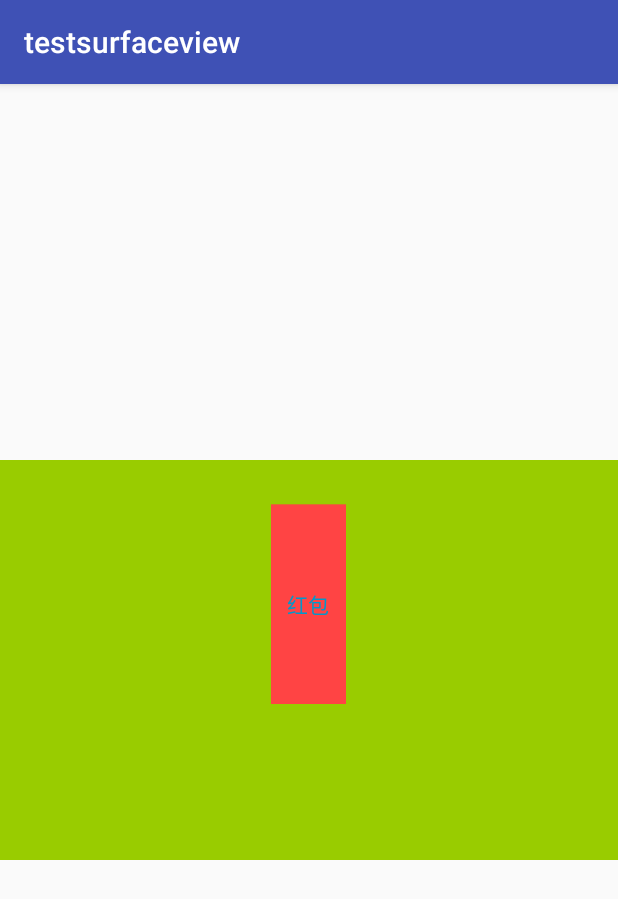
After one commit to xiayu98020214/customView, an Android app: the ReboundActivity screen opened directly, with no data from a screen before it, on a phone screen of 412 x 824 dp. The commit adds this screen. Shown: the top 899 px of the screen. Run offline under Robolectric (Android 15) with nearby library versions, the phone set to English and light mode, and no system bars; our stand-ins replace Shimmer.

Commit message:
反弹view

```diff
--- a/app/build.gradle
+++ b/app/build.gradle
@@ -29,4 +29,6 @@ dependencies {
     compile 'com.android.support:design:25.3.1'
     compile 'com.android.support.constraint:constraint-layout:1.0.2'
     testCompile 'junit:junit:4.12'
+    implementation 'com.facebook.shimmer:shimmer:0.3.0'
+
 }
--- a/app/src/main/java/com/coinvs/testsurfaceview/MainActivity.java
+++ b/app/src/main/java/com/coinvs/testsurfaceview/MainActivity.java
@@ -55,6 +55,7 @@ public class MainActivity extends AppCompatActivity {
         mDataInfos.add(new DataInfo("贝塞尔",BezierActivity.class));
         mDataInfos.add(new DataInfo("动画",AnimationActivity.class));
         mDataInfos.add(new DataInfo("CoordinateLayout",CoordinateLayoutActivity.class));
+        mDataInfos.add(new DataInfo("回弹",ReboundActivity.class));
 
 
 
--- /dev/null
+++ b/app/src/main/java/com/coinvs/testsurfaceview/ReboundActivity.java
@@ -0,0 +1,88 @@
+package com.coinvs.testsurfaceview;
+
+import android.animation.Animator;
+import android.animation.ObjectAnimator;
+import android.support.v7.app.AppCompatActivity;
+import android.os.Bundle;
+import android.view.View;
+import android.view.animation.OvershootInterpolator;
+
+import com.facebook.shimmer.ShimmerFrameLayout;
+
+import static android.animation.ValueAnimator.REVERSE;
+
+public class ReboundActivity extends AppCompatActivity {
+
+    @Override
+    protected void onCreate(Bundle savedInstanceState) {
+        super.onCreate(savedInstanceState);
+        setContentView(R.layout.activity_rebound);
+        final View hello = findViewById(R.id.shimmer_view_container);
+        final ShimmerFrameLayout container =
+                (ShimmerFrameLayout) findViewById(R.id.shimmer_view_container);
+        final ObjectAnimator alpha = ObjectAnimator.ofFloat(hello, "translationY", 40);
+        alpha.setDuration(2000);//设置动画时间
+        alpha.setInterpolator(new OvershootInterpolator());//设置动画插入器，减速
+        alpha.setRepeatCount(-1);//设置动画重复次数，这里-1代表无限
+        alpha.setRepeatMode(REVERSE);//设置动画循环模式。
+        alpha.addListener(new Animator.AnimatorListener() {
+            @Override
+            public void onAnimationStart(Animator animator) {
+
+
+                container.startShimmer();
+            }
+
+            @Override
+            public void onAnimationEnd(Animator animator) {
+
+            }
+
+            @Override
+            public void onAnimationCancel(Animator animator) {
+
+            }
+
+            @Override
+            public void onAnimationRepeat(Animator animator) {
+                container.startShimmer();
+
+            }
+        });
+        alpha.start();//启动动画。
+
+
+        ReboundScrollView reboundScrollView = (ReboundScrollView)findViewById(R.id.rebound);
+        final View pull =findViewById(R.id.pull);
+        reboundScrollView.setOnReboundEndListener(new ReboundScrollView.OnReboundEndListener() {
+            @Override
+            public void onDown() {
+                alpha.cancel();
+            }
+
+            @Override
+            public void onPull() {
+                pull.setVisibility(View.VISIBLE);
+
+
+            }
+
+            @Override
+            public void onRelease() {
+                pull.setVisibility(View.INVISIBLE);
+                alpha.start();
+            }
+
+            @Override
+            public void onReboundTopComplete() {
+
+            }
+
+            @Override
+            public void onReboundBottomComplete() {
+
+            }
+        });
+    }
+
+}
--- /dev/null
+++ b/app/src/main/java/com/coinvs/testsurfaceview/ReboundScrollView.java
@@ -0,0 +1,203 @@
+package com.coinvs.testsurfaceview;
+
+/**
+ * Created by xiayu on 2018/8/10  16 42
+ */
+
+import android.content.Context;
+import android.graphics.Rect;
+import android.util.AttributeSet;
+import android.util.Log;
+import android.view.MotionEvent;
+import android.view.View;
+import android.view.animation.Animation;
+import android.view.animation.TranslateAnimation;
+import android.widget.FrameLayout;
+
+/**
+ * A Simple Rebound ScrollView
+ *
+ * @author Denluoyia
+ */
+public class ReboundScrollView extends FrameLayout {
+
+    private static final String TAG = "ReboundScrollView";
+
+    private boolean mEnableTopRebound = true;
+    private boolean mEnableBottomRebound = true;
+    private OnReboundEndListener mOnReboundEndListener;
+    private View mContentView;
+    private Rect mRect = new Rect();
+
+    public ReboundScrollView(Context context) {
+        super(context);
+    }
+
+    public ReboundScrollView(Context context, AttributeSet attrs) {
+        super(context, attrs);
+    }
+
+    public ReboundScrollView(Context context, AttributeSet attrs, int defStyleAttr) {
+        super(context, attrs, defStyleAttr);
+    }
+
+    /**
+     * after inflating view, we can get the width and height of view
+     */
+    @Override
+    protected void onFinishInflate() {
+        super.onFinishInflate();
+        mContentView = getChildAt(1);
+    }
+
+    @Override
+    protected void onLayout(boolean changed, int l, int t, int r, int b) {
+        super.onLayout(changed, l, t, r, b);
+        if (mContentView == null) return;
+        // to remember the location of mContentView
+        mRect.set(mContentView.getLeft(), mContentView.getTop(), mContentView.getRight(), mContentView.getBottom());
+    }
+
+    public ReboundScrollView setOnReboundEndListener(OnReboundEndListener onReboundEndListener) {
+        this.mOnReboundEndListener = onReboundEndListener;
+        return this;
+
+    }
+
+    public ReboundScrollView setEnableTopRebound(boolean enableTopRebound) {
+        this.mEnableTopRebound = enableTopRebound;
+        return this;
+    }
+
+    public ReboundScrollView setEnableBottomRebound(boolean mEnableBottomRebound) {
+        this.mEnableBottomRebound = mEnableBottomRebound;
+        return this;
+    }
+
+    private int lastY;
+    private boolean rebound = false;
+    private int reboundDirection = 0; //<0 表示下部回弹 >0 表示上部回弹 0表示不回弹
+
+    @Override
+    public boolean dispatchTouchEvent(MotionEvent ev) {
+        if (mContentView == null) {
+            return super.dispatchTouchEvent(ev);
+        }
+        switch (ev.getAction()) {
+            case MotionEvent.ACTION_DOWN:
+                lastY = (int) ev.getY();
+                mOnReboundEndListener.onDown();
+                break;
+
+            case MotionEvent.ACTION_MOVE:
+                if (!isScrollToTop() && !isScrollToBottom()) {
+                    lastY = (int) ev.getY();
+                    break;
+                }
+                //处于顶部或者底部
+                int deltaY = (int) (ev.getY() - lastY);
+                //deltaY > 0 下拉 deltaY < 0 上拉
+                if (deltaY > 80) {
+                    mOnReboundEndListener.onPull();
+                }
+                if (deltaY > 90) {
+                    break;
+                }
+
+
+                //disable top or bottom rebound
+                if ((!mEnableTopRebound && deltaY > 0) || (!mEnableBottomRebound && deltaY < 0))
+
+                {
+                    break;
+                }
+
+             //   int offset = (int) (deltaY * 0.48);
+                int offset = (int) (deltaY * 1);
+                mContentView.layout(mRect.left, mRect.top + offset, mRect.right, mRect.bottom + offset);
+                Log.e(TAG,"move :   mContentView.getTop(): "+ mContentView.getTop()+"   mRect.top: "+mRect.top);
+
+                rebound = true;
+                break;
+
+            case MotionEvent.ACTION_UP:
+                if (!rebound) break;
+                mOnReboundEndListener.onRelease();
+                reboundDirection = mContentView.getTop() - mRect.top;
+                TranslateAnimation animation = new TranslateAnimation(0, 0, mContentView.getTop(), mRect.top);
+                Log.e(TAG,"release :   mContentView.getTop(): "+mContentView.getTop()+"   mRect.top: "+mRect.top);
+                animation.setDuration(300);
+                animation.setAnimationListener(new Animation.AnimationListener()
+
+                {
+                    @Override
+                    public void onAnimationStart(Animation animation) {
+
+                    }
+
+                    @Override
+                    public void onAnimationEnd(Animation animation) {
+                        if (mOnReboundEndListener != null) {
+                            if (reboundDirection > 0) {
+                                mOnReboundEndListener.onReboundTopComplete();
+                            }
+                            if (reboundDirection < 0) {
+                                mOnReboundEndListener.onReboundBottomComplete();
+                            }
+                            reboundDirection = 0;
+                        }
+                    }
+
+                    @Override
+                    public void onAnimationRepeat(Animation animation) {
+
+                    }
+                });
+                mContentView.startAnimation(animation);
+                mContentView.layout(mRect.left, mRect.top, mRect.right, mRect.bottom);
+                Log.e(TAG,"layout :   mContentView.getTop(): "+mContentView.getTop()+"   mRect.top: "+mRect.top);
+
+                rebound = false;
+                break;
+        }
+        return super.
+
+                dispatchTouchEvent(ev);
+    }
+
+/*    @Override
+    public void setFillViewport(boolean fillViewport) {
+        super.setFillViewport(true); //默认是填充ScrollView 或者再XML布局文件中设置fillViewport属性
+    }*/
+
+    /**
+     * 判断当前ScrollView是否处于顶部
+     */
+    private boolean isScrollToTop() {
+        return getScrollY() == 0;
+    }
+
+    /**
+     * 判断当前ScrollView是否已滑到底部
+     */
+    private boolean isScrollToBottom() {
+        return mContentView.getHeight() <= getHeight() + getScrollY();
+    }
+
+    /**
+     * listener for top and bottom rebound
+     * do your implement in the following methods
+     */
+    public interface OnReboundEndListener {
+
+        void onDown();
+
+        void onPull();
+
+        void onRelease();
+
+        void onReboundTopComplete();
+
+        void onReboundBottomComplete();
+    }
+}
--- /dev/null
+++ b/app/src/main/res/layout/activity_rebound.xml
@@ -0,0 +1,56 @@
+<?xml version="1.0" encoding="utf-8"?>
+<LinearLayout xmlns:android="http://schemas.android.com/apk/res/android"
+    xmlns:app="http://schemas.android.com/apk/res-auto"
+    xmlns:tools="http://schemas.android.com/tools"
+    android:layout_width="match_parent"
+    android:layout_height="match_parent"
+    android:gravity="center"
+    tools:context=".MainActivity">
+
+
+    <com.coinvs.testsurfaceview.ReboundScrollView
+        android:id="@+id/rebound"
+        android:layout_width="match_parent"
+        android:layout_height="400px"
+        android:clickable="true"
+        android:background="@android:color/holo_green_light">
+
+
+
+
+        <TextView
+            android:id="@+id/pull"
+            android:visibility="gone"
+            android:layout_width="match_parent"
+            android:layout_height="wrap_content"
+            android:gravity="center_horizontal"
+            android:text="松手领福利"/>
+
+
+        <com.facebook.shimmer.ShimmerFrameLayout
+            android:id="@+id/shimmer_view_container"
+            android:layout_width="wrap_content"
+            android:layout_height="wrap_content"
+            android:layout_gravity="center_horizontal"
+            app:shimmer_base_alpha="255"
+            app:shimmer_repeat_count="1">
+
+
+            <TextView
+                android:id="@+id/hello"
+                android:layout_width="50dp"
+                android:layout_height="200px"
+                android:background="@android:color/holo_red_light"
+                android:gravity="center"
+                android:text="红包"
+                android:textColor="@android:color/holo_blue_dark" />
+        </com.facebook.shimmer.ShimmerFrameLayout>
+
+        <!--<View
+            android:layout_marginTop="230px"
+            android:layout_width="match_parent"
+            android:layout_height="10dp"
+            android:background="@color/colorAccent"></View>-->
+    </com.coinvs.testsurfaceview.ReboundScrollView>
+
+</LinearLayout>
```
Also changed, not shown: app/src/main/AndroidManifest.xml (+10 -15 lines), build.gradle (+9 -1 lines), gradle/wrapper/gradle-wrapper.properties.
